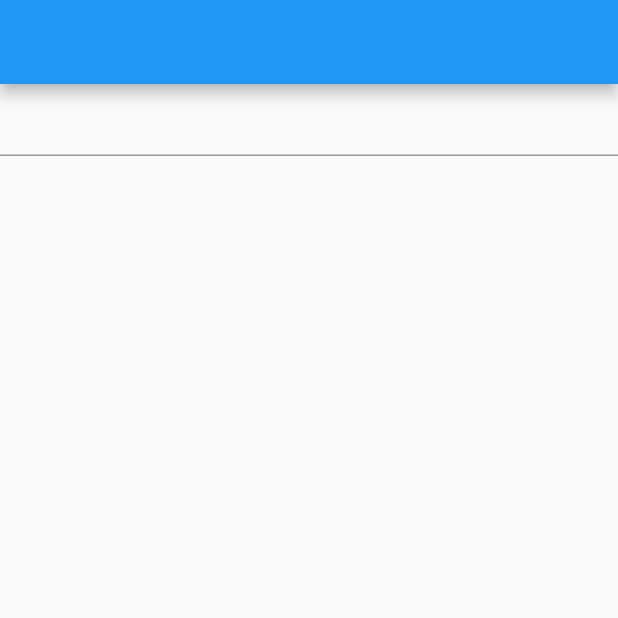
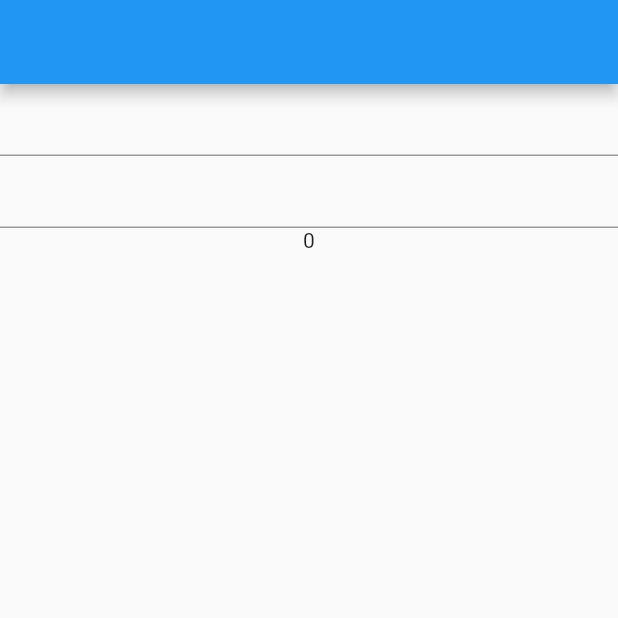
Before and after one commit to steninkgeorge/Riverpod, a Flutter app: the screen it shows after launch, on a phone screen of 412 x 824 dp, the top half of it. Run offline on Flutter 3.47's test engine with Material 2 defaults, Android fonts, the phone set to English and light mode, and no system bars; our stand-ins replace flutter_riverpod.

Commit message:
state_notifier_provider

```diff
--- a/lib/main.dart
+++ b/lib/main.dart
@@ -3,12 +3,20 @@ import 'package:flutter_riverpod/flutter_riverpod.dart';
 import 'package:riverpod_/enum.dart';
 import 'package:riverpod_/riverpod.dart';
 import 'package:riverpod_/theme.dart';
+import 'package:riverpod_/user.dart';
 
 void main() {
   runApp(ProviderScope(child: MyApp()));
 }
 
 final nameProvider = StateProvider<String?>((ref) => null);
+
+//inside statenotifierprovider two datatypes are mentioned
+//one is usernotifier which is the class which is returned
+//second is the datatype user which is the state of the class we have returned
+
+final userProvider = StateNotifierProvider<UserNotifier, User>(
+    (ref) => UserNotifier(User(name: '', age: 0)));
 
 class MyApp extends ConsumerWidget {
   MyApp({super.key});
--- a/lib/riverpod.dart
+++ b/lib/riverpod.dart
@@ -1,28 +1,42 @@
 import 'package:flutter/material.dart';
 import 'package:flutter_riverpod/flutter_riverpod.dart';
 import 'package:riverpod_/main.dart';
+import 'package:riverpod_/user.dart';
 
 class homepage extends ConsumerWidget {
   const homepage({super.key});
 
   void onSubmit(WidgetRef ref, String value) {
-    ref.read(nameProvider.notifier).update((state) => value);
+    // ref.read(nameProvider.notifier).update((state) => value);
+
+    ref.read(userProvider.notifier).updateName(value);
+  }
+
+  void onSubmitAge(WidgetRef ref, String value) {
+    // ref.read(nameProvider.notifier).update((state) => value);
+
+    ref.read(userProvider.notifier).updateAge(int.parse(value));
   }
 
   @override
   Widget build(BuildContext context, WidgetRef ref) {
     final name = ref.watch(nameProvider) ?? ''; //if null then give empty string
+
+    final user = ref.watch(userProvider);
     return Scaffold(
         appBar: AppBar(
-          title: Text(name),
+          title: Text(user.name),
         ),
         body: Column(
           children: [
             TextField(
               onSubmitted: (value) => onSubmit(ref, value),
             ),
+            TextField(
+              onSubmitted: (value) => onSubmitAge(ref, value),
+            ),
             Center(
-              child: Text(name),
+              child: Text(user.age.toString()),
             )
           ],
         ));
```
Also changed, not shown: lib/user.dart (added, +68 -0 lines).
